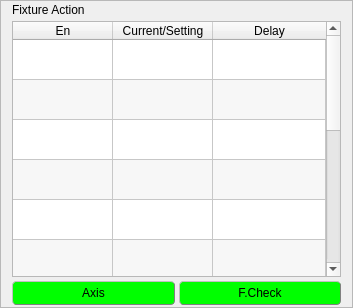
First picture: the form in hcinstruction/ichcfixturepage.ui, repository dongdong-2009/3-5AxisRobot, before the edit.
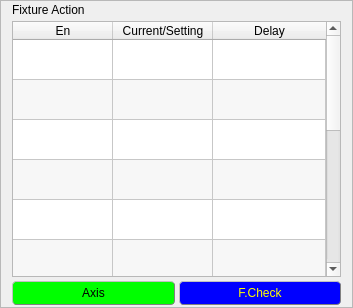
Second picture: the form after the edit. Icons and pictures are not drawn. Custom widgets are drawn as their Qt base class.

Diff of the .ui file:
```diff
--- a/hcinstruction/ichcfixturepage.ui
+++ b/hcinstruction/ichcfixturepage.ui
@@ -361,6 +361,21 @@
          <height>24</height>
         </size>
        </property>
+       <property name="styleSheet">
+        <string notr="true">#goToFCheck{
+     border-style: outset;
+     border-width: 1px;
+     border-radius: 4px;
+     border-color: gray;
+	background-color: rgb(0, 0, 255);
+color:yellow;
+}
+#goToFCheck:pressed{
+     border-style: inset;
+	background-color: #0073FF;
+	color:black;
+}</string>
+       </property>
        <property name="text">
         <string>F.Check</string>
        </property>
```
Left out of the diff: 8 changed lines with no effect on the pictures.
